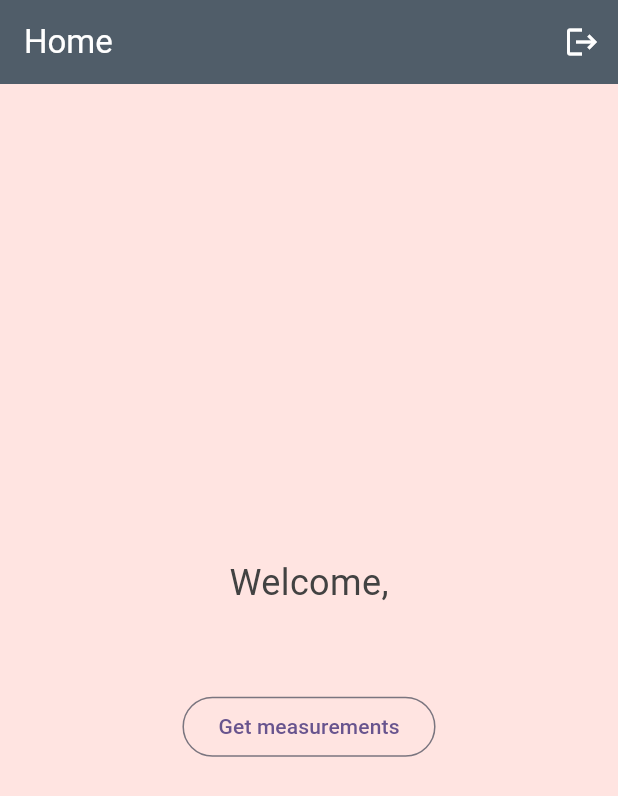
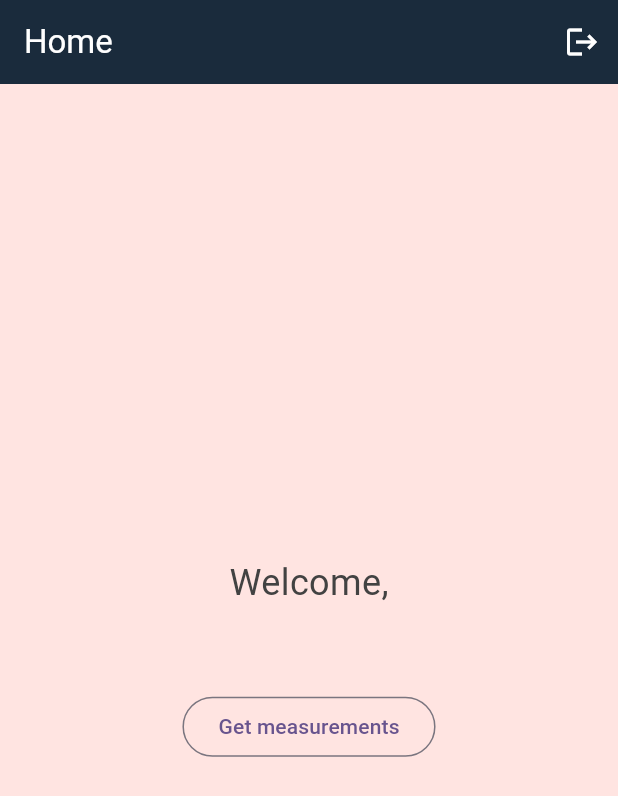
Before and after one commit to ivycommunity/wardrobe, a Flutter app: the UserHome screen opened directly, on a phone screen of 412 x 824 dp. Shown: the top 796 px of the screen. Run offline on Flutter 3.47's test engine with Material 3 defaults, Android fonts, the phone set to English and light mode, and no system bars; our stand-ins replace firebase_auth, firebase_core, flutter_signin_button, fluttertoast, google_sign_in, image_picker and 1 more; missing offline and left inert: google_mlkit_pose_detection; accounts and stored records are empty.

Commit message:
Changing the theme for the home page

```diff
--- a/lib/pages/user_home.dart
+++ b/lib/pages/user_home.dart
@@ -53,7 +53,7 @@ class _UserHomePageState extends State<UserHome> {
     return Scaffold(
       backgroundColor: const Color(0xFFFFE4E1),
       appBar: AppBar(
-        backgroundColor: const Color.fromARGB(255, 80, 93, 105),
+        backgroundColor: Color(0xFF1A2B3C),
         title: const Text(
           'Home',
           style: TextStyle(color: Colors.white),
```
Also changed, not shown: 4 other files.
